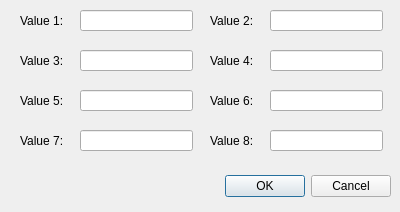
Before: the Qt Designer form forms/matrix8dialog.ui in lhutton1/moebinv-gui, drawn with Qt 5.
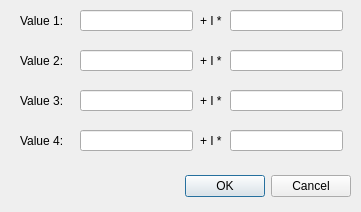
After: the same form once the commit is applied.

Commit message: relations with values can now be removed

```diff
--- a/forms/matrix8dialog.ui
+++ b/forms/matrix8dialog.ui
@@ -6,7 +6,7 @@
    <rect>
     <x>0</x>
     <y>0</y>
-    <width>400</width>
+    <width>361</width>
     <height>212</height>
    </rect>
   </property>
@@ -18,7 +18,7 @@
     <rect>
      <x>10</x>
      <y>170</y>
-     <width>381</width>
+     <width>341</width>
      <height>32</height>
     </rect>
    </property>
@@ -32,7 +32,7 @@
   <widget class="QLineEdit" name="lineEdit_value2">
    <property name="geometry">
     <rect>
-     <x>270</x>
+     <x>230</x>
      <y>10</y>
      <width>113</width>
      <height>21</height>
@@ -49,7 +49,7 @@
     </rect>
    </property>
    <property name="text">
-    <string>Value 3:</string>
+    <string>Value 2:</string>
    </property>
   </widget>
   <widget class="QLineEdit" name="lineEdit_value3">
@@ -78,20 +78,20 @@
   <widget class="QLabel" name="label_4">
    <property name="geometry">
     <rect>
-     <x>210</x>
+     <x>200</x>
      <y>50</y>
-     <width>51</width>
+     <width>31</width>
      <height>21</height>
     </rect>
    </property>
    <property name="text">
-    <string>Value 4:</string>
+    <string>+ I *</string>
    </property>
   </widget>
   <widget class="QLineEdit" name="lineEdit_value4">
    <property name="geometry">
     <rect>
-     <x>270</x>
+     <x>230</x>
      <y>50</y>
      <width>113</width>
      <height>21</height>
@@ -101,14 +101,14 @@
   <widget class="QLabel" name="label_3">
    <property name="geometry">
     <rect>
-     <x>210</x>
+     <x>200</x>
      <y>10</y>
      <width>51</width>
      <height>21</height>
     </rect>
    </property>
    <property name="text">
-    <string>Value 2:</string>
+    <string>+ I *</string>
    </property>
   </widget>
   <widget class="QLineEdit" name="lineEdit_value1">
@@ -131,13 +131,13 @@
     </rect>
    </property>
    <property name="text">
-    <string>Value 5:</string>
+    <string>Value 3:</string>
    </property>
   </widget>
   <widget class="QLineEdit" name="lineEdit_value8">
    <property name="geometry">
     <rect>
-     <x>270</x>
+     <x>230</x>
      <y>130</y>
      <width>113</width>
      <height>21</height>
@@ -167,14 +167,14 @@
   <widget class="QLabel" name="label_6">
    <property name="geometry">
     <rect>
-     <x>210</x>
+     <x>200</x>
      <y>130</y>
-     <width>51</width>
+     <width>31</width>
      <height>21</height>
     </rect>
    </property>
    <property name="text">
-    <string>Value 8:</string>
+    <string>+ I *</string>
    </property>
   </widget>
   <widget class="QLabel" name="label_7">
@@ -187,26 +187,26 @@
     </rect>
    </property>
    <property name="text">
-    <string>Value 7:</string>
+    <string>Value 4:</string>
    </property>
   </widget>
   <widget class="QLabel" name="label_8">
    <property name="geometry">
     <rect>
-     <x>210</x>
+     <x>200</x>
      <y>90</y>
-     <width>51</width>
+     <width>31</width>
      <height>21</height>
     </rect>
    </property>
    <property name="text">
-    <string>Value 6:</string>
+    <string>+ I *</string>
    </property>
   </widget>
   <widget class="QLineEdit" name="lineEdit_value6">
    <property name="geometry">
     <rect>
-     <x>270</x>
+     <x>230</x>
      <y>90</y>
      <width>113</width>
      <height>21</height>
```
Left out of the diff: 12 changed lines with no effect on the pictures. The commit also changes 14 other files.
